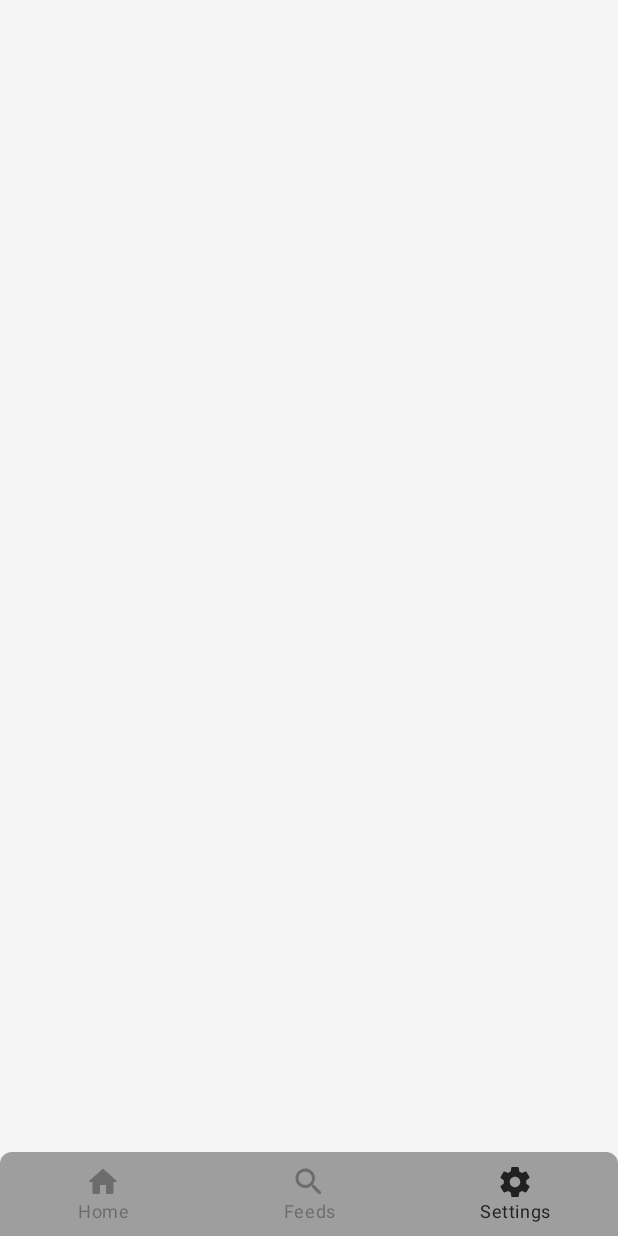
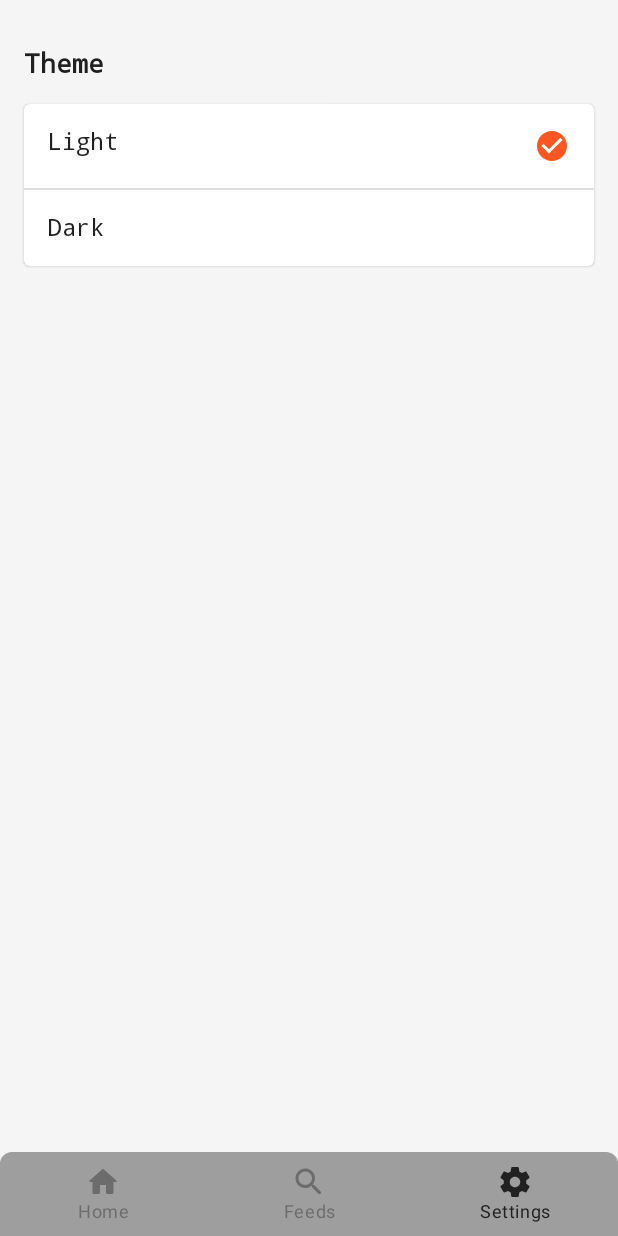
Before and after one commit to jppasa/otterss, an Android app built with Jetpack Compose: the SettingsScreen screen opened through its navigation route, on a phone screen of 412 x 824 dp. Run offline under Robolectric (Android 15) with nearby library versions, the phone set to English and light mode, and no system bars; our stand-ins replace Room's generated code, livedata-compose; libraries missing offline, so code that uses them is left out: tw.ktrssreader, tw.ktrssreader.kotlin; 5 statements that could not run were skipped.

Commit message:
add settings screen with theme buttons

```diff
--- a/app/src/main/java/dev/jpvillegas/otterss/MainActivity.kt
+++ b/app/src/main/java/dev/jpvillegas/otterss/MainActivity.kt
@@ -33,6 +33,7 @@ import dev.jpvillegas.otterss.feeds.FeedsScreen
 import dev.jpvillegas.otterss.home.HomeScreen
 import dev.jpvillegas.otterss.home.HomeViewModel
 import dev.jpvillegas.otterss.navigation.NavigationItem
+import dev.jpvillegas.otterss.settings.SettingsScreen
 import dev.jpvillegas.otterss.ui.theme.OtteRssTheme
 
 class MainActivity : ComponentActivity() {
@@ -101,7 +102,7 @@ fun MainScreenView() {
                 )
             }
             composable(NavigationItem.Settings.screen_route) {
-
+                SettingsScreen()
             }
         }
     }
--- a/app/src/main/java/dev/jpvillegas/otterss/home/HomeScreen.kt
+++ b/app/src/main/java/dev/jpvillegas/otterss/home/HomeScreen.kt
@@ -33,7 +33,6 @@ import dev.jpvillegas.otterss.util.DateUtils.parseDate
 import tw.ktrssreader.kotlin.model.item.AutoMixItem
 import tw.ktrssreader.kotlin.model.item.AutoMixItemData
 import tw.ktrssreader.kotlin.model.item.Category
-
 
 @Composable
 fun HomeScreen(
--- /dev/null
+++ b/app/src/main/java/dev/jpvillegas/otterss/settings/SettingsScreen.kt
@@ -0,0 +1,75 @@
+package dev.jpvillegas.otterss.settings
+
+import android.util.Log
+import androidx.compose.foundation.background
+import androidx.compose.foundation.clickable
+import androidx.compose.foundation.layout.*
+import androidx.compose.material.*
+import androidx.compose.material.icons.Icons
+import androidx.compose.material.icons.filled.CheckCircle
+import androidx.compose.runtime.Composable
+import androidx.compose.ui.Modifier
+import androidx.compose.ui.res.stringResource
+import androidx.compose.ui.text.font.FontWeight
+import androidx.compose.ui.tooling.preview.Preview
+import androidx.compose.ui.unit.dp
+import androidx.compose.ui.unit.sp
+import dev.jpvillegas.otterss.R
+import dev.jpvillegas.otterss.ui.theme.OtteRssTheme
+
+@Composable
+fun SettingsScreen() {
+    Column(
+        modifier = Modifier
+            .background(MaterialTheme.colors.background)
+            .fillMaxSize()
+            .padding(horizontal = 16.dp, vertical = 32.dp)
+    ) {
+
+        Text(
+            text = stringResource(id = R.string.theme),
+            fontSize = 18.sp,
+            fontWeight = FontWeight.ExtraBold,
+        )
+
+        Spacer(modifier = Modifier.height(16.dp))
+
+        Card {
+            Column {
+                SettingsItem(title = stringResource(id = R.string.theme_light), selected = true)
+                Divider()
+                SettingsItem(title = stringResource(id = R.string.theme_dark), selected = false)
+            }
+        }
+    }
+}
+
+@Composable
+fun SettingsItem(title: String, selected: Boolean) {
+    Row(
+        modifier = Modifier
+            .clickable { Log.d("SETTINGS", "Click $title") }
+            .padding(16.dp)
+    ) {
+        Text(
+            text = title,
+            modifier = Modifier.weight(1f)
+        )
+
+        if (selected) {
+            Icon(
+                imageVector = Icons.Default.CheckCircle,
+                contentDescription = title,
+                tint = MaterialTheme.colors.secondary
+            )
+        }
+    }
+}
+
+@Preview
+@Composable
+fun SettingsPreview() {
+    OtteRssTheme {
+        SettingsScreen()
+    }
+}
--- a/app/src/main/res/values/strings.xml
+++ b/app/src/main/res/values/strings.xml
@@ -19,4 +19,7 @@
     <string name="yesterday">Yesterday</string>
     <string name="days_ago">days ago</string>
     <string name="articles">Articles</string>
+    <string name="theme">Theme</string>
+    <string name="theme_light">Light</string>
+    <string name="theme_dark">Dark</string>
 </resources>
```
Also changed, not shown: 1 other file.
